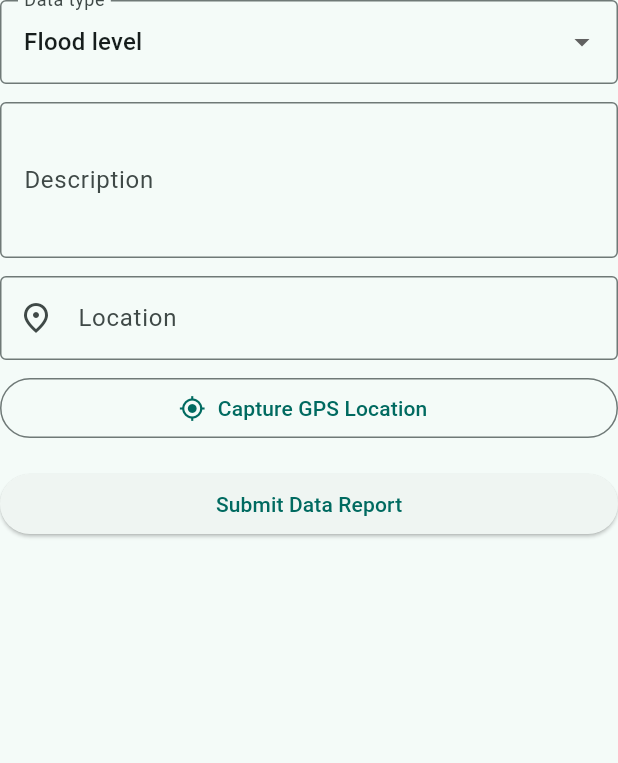
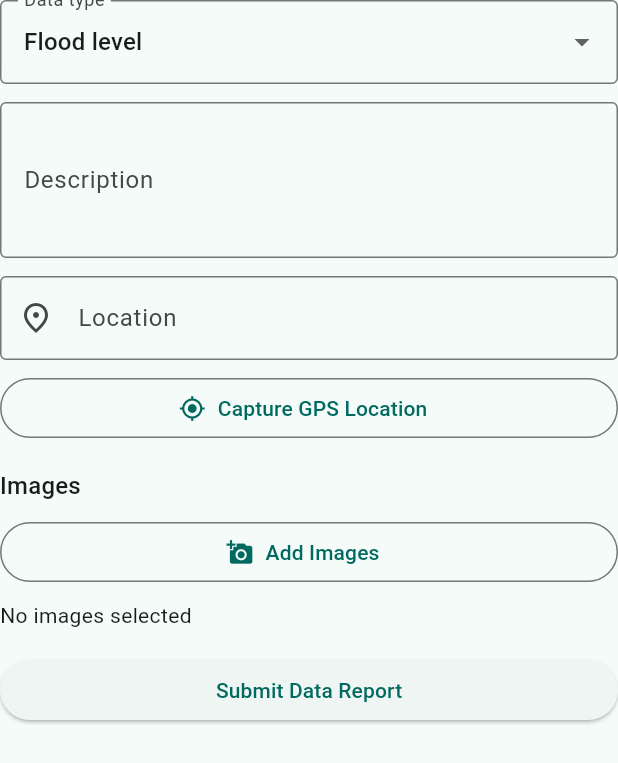
Before and after one commit to Disaster-Response-System-Group-J/disaster-response-system, a Flutter app: the DataReportForm widget shown alone on an empty page, opened directly, on a phone screen of 412 x 824 dp. Shown: the top 763 px of the screen. Run offline on Flutter 3.47's test engine with Material 3 defaults, Android fonts, the phone set to English and light mode, and no system bars; our stand-ins replace geolocator, sqflite; missing offline and left inert: mqtt_client; accounts and stored records are empty.

Commit message:
changed sdk to 36 and added image upload ui

```diff
--- a/J1-device-edge/mobile_app/lib/screens/data_report_form.dart
+++ b/J1-device-edge/mobile_app/lib/screens/data_report_form.dart
@@ -15,6 +15,7 @@ class _DataReportFormState extends State<DataReportForm> {
   final _formKey = GlobalKey<FormState>();
   final _descriptionController = TextEditingController();
   final _locationController = TextEditingController();
+  final List<String> _selectedImages = [];
 
   String _selectedType = 'Flood level';
   bool _saving = false;
@@ -51,6 +52,7 @@ class _DataReportFormState extends State<DataReportForm> {
         'data_type': _selectedType,
         'description': _descriptionController.text.trim(),
         'location': _locationController.text.trim(),
+        'images': _selectedImages,
       };
 
       await OfflineQueueManager().addEvent(payload, 'DATA_REPORT');
@@ -70,6 +72,7 @@ class _DataReportFormState extends State<DataReportForm> {
         _selectedType = _dataTypes.first;
         _gpsCaptured = false;
         _saving = false;
+        _selectedImages.clear();
       });
     } catch (e) {
       if (!mounted) {
@@ -179,6 +182,73 @@ class _DataReportFormState extends State<DataReportForm> {
             ),
           ),
           const SizedBox(height: 16),
+          Text(
+            'Images',
+            style: Theme.of(context).textTheme.titleMedium,
+          ),
+          const SizedBox(height: 8),
+          SizedBox(
+            width: double.infinity,
+            child: OutlinedButton.icon(
+              onPressed: () {
+                // TODO: Implement image picker
+              },
+              icon: const Icon(Icons.add_a_photo),
+              label: const Text('Add Images'),
+            ),
+          ),
+          const SizedBox(height: 8),
+          if (_selectedImages.isEmpty)
+            const Text('No images selected')
+          else
+            Wrap(
+              spacing: 8,
+              runSpacing: 8,
+              children: _selectedImages
+                  .map((imagePath) => Container(
+                    width: 80,
+                    height: 80,
+                    decoration: BoxDecoration(
+                      border: Border.all(color: Colors.grey),
+                      borderRadius: BorderRadius.circular(8),
+                    ),
+                    child: Stack(
+                      children: [
+                        Positioned.fill(
+                          child: Container(
+                            color: Colors.grey[200],
+                            child: const Icon(Icons.image),
+                          ),
+                        ),
+                        Positioned(
+                          top: 4,
+                          right: 4,
+                          child: GestureDetector(
+                            onTap: () {
+                              setState(() {
+                                _selectedImages.remove(imagePath);
+                              });
+                            },
+                            child: Container(
+                              decoration: const BoxDecoration(
+                                color: Colors.red,
+                                shape: BoxShape.circle,
+                              ),
+                              padding: const EdgeInsets.all(4),
+                              child: const Icon(
+                                Icons.close,
+                                size: 16,
+                                color: Colors.white,
+                              ),
+                            ),
+                          ),
+                        ),
+                      ],
+                    ),
+                  ))
+                  .toList(),
+            ),
+          const SizedBox(height: 16),
           SizedBox(
             width: double.infinity,
             child: ElevatedButton(
```
Also changed, not shown: 1 other file.
